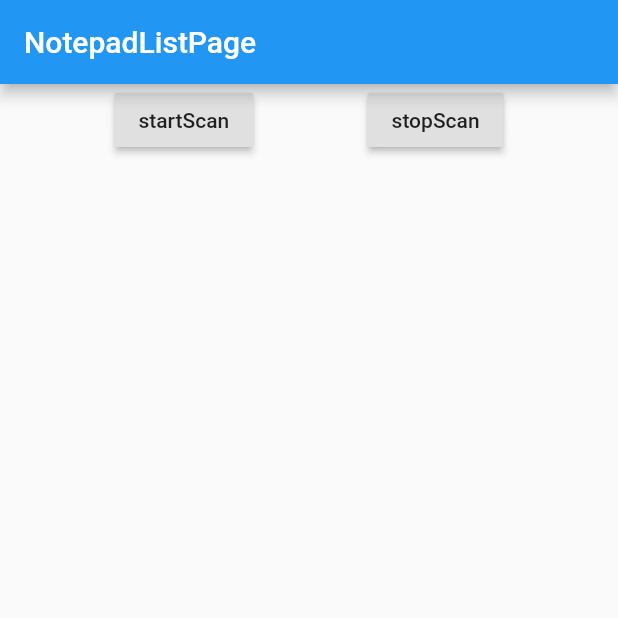
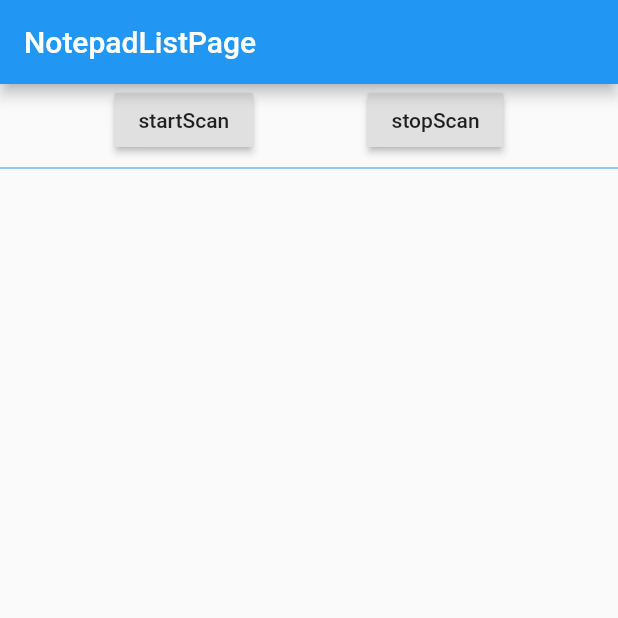
Before and after one commit to woodemi/notepad-core-flutter, a Flutter app: the screen it shows after launch, on a phone screen of 412 x 824 dp, the top half of it. Run offline on Flutter 3.47's test engine with Material 2 defaults, Android fonts, the phone set to English and light mode, and no system bars.

Commit message:
Add `scanResultStream`
Signed-off-by: wangkun <wangkun@woodemi.com>

```diff
--- a/example/lib/NotepadListPage.dart
+++ b/example/lib/NotepadListPage.dart
@@ -1,8 +1,33 @@
+import 'dart:async';
+
 import 'package:flutter/cupertino.dart';
 import 'package:flutter/material.dart';
 import 'package:notepad_core/notepad_core.dart' as NotepadCore;
 
-class NotepadListPage extends StatelessWidget {
+class NotepadListPage extends StatefulWidget {
+  @override
+  State<StatefulWidget> createState() => _NotepadListPageState();
+}
+
+class _NotepadListPageState extends State<NotepadListPage> {
+  StreamSubscription<NotepadCore.NotepadScanResult> _subscription;
+
+  @override
+  void initState() {
+    super.initState();
+    _subscription = NotepadCore.scanResultStream.listen((result) {
+      if (!_scanResults.any((r) => r.deviceId == result.deviceId)) {
+        setState(() => _scanResults.add(result));
+      }
+    });
+  }
+
+  @override
+  void dispose() {
+    super.dispose();
+    _subscription?.cancel();
+  }
+
   @override
   Widget build(BuildContext context) {
     return Scaffold(
@@ -11,7 +36,16 @@ class NotepadListPage extends StatelessWidget {
       ),
       body: Column(
         children: <Widget>[
-          Row(
+          buildButtons(),
+          Divider(color: Colors.blue,),
+          buildListView(),
+        ],
+      ),
+    );
+  }
+
+  Widget buildButtons() {
+    return Row(
       mainAxisAlignment: MainAxisAlignment.spaceEvenly,
       children: <Widget>[
         RaisedButton(
@@ -23,8 +57,22 @@ class NotepadListPage extends StatelessWidget {
           onPressed: () => NotepadCore.stopScan(),
         ),
       ],
+    );
+  }
+
+  var _scanResults = List<NotepadCore.NotepadScanResult>();
+
+  Widget buildListView() {
+    return Expanded(
+      child: ListView.separated(
+        itemBuilder: (context, index) =>
+            ListTile(
+              title: Text(
+                  '${_scanResults[index].name}(${_scanResults[index].rssi})'),
+              subtitle: Text(_scanResults[index].deviceId),
             ),
-        ],
+        separatorBuilder: (context, index) => Divider(),
+        itemCount: _scanResults.length,
       ),
     );
   }
--- /dev/null
+++ b/lib/Notepad.dart
@@ -0,0 +1,21 @@
+import 'dart:typed_data';
+
+class NotepadScanResult {
+  String name;
+  String deviceId;
+  Uint8List manufacturerData;
+  int rssi;
+
+  NotepadScanResult.fromMap(map)
+      : name = map['name'],
+        deviceId = map['deviceId'],
+        manufacturerData = map['manufacturerData'],
+        rssi = map['rssi'];
+
+  Map toMap() => {
+        'name': name,
+        'deviceId': deviceId,
+        'manufacturerData': manufacturerData,
+        'rssi': rssi,
+      };
+}
--- a/lib/notepad_core.dart
+++ b/lib/notepad_core.dart
@@ -1,6 +1,12 @@
 import 'package:flutter/services.dart';
 
+import 'Common.dart';
+import 'Notepad.dart';
+
+export 'Notepad.dart';
+
 const _method = const MethodChannel('notepad_core/method');
+const _event_scanResult = const EventChannel('notepad_core/event.scanResult');
 
 void startScan() {
   _method
@@ -13,3 +19,8 @@ void stopScan() {
       .invokeMethod('stopScan')
       .then((_) => print('stopScan invokeMethod success'));
 }
+
+final Stream<NotepadScanResult> scanResultStream = _event_scanResult
+    .receiveBroadcastStream({'name': 'scanResult'})
+    .map((item) => NotepadScanResult.fromMap(item))
+    .where(support);
--- /dev/null
+++ b/lib/woodemi/WoodemiClient.dart
@@ -0,0 +1 @@
+const WOODEMI_PREFIX = [0x57, 0x44, 0x4d]; // "WDM"
```
Also changed, not shown: lib/Common.dart (added, +12 -0 lines). Lines whose indentation alone changed are shown as unchanged.
